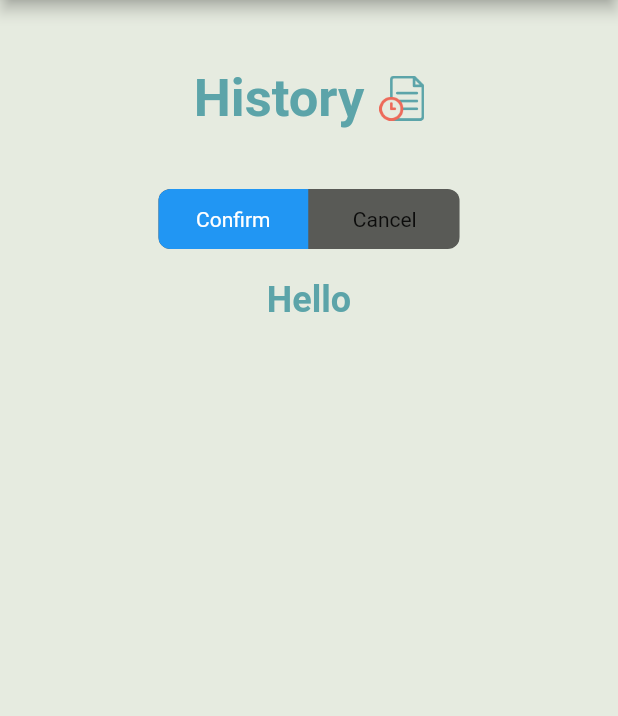
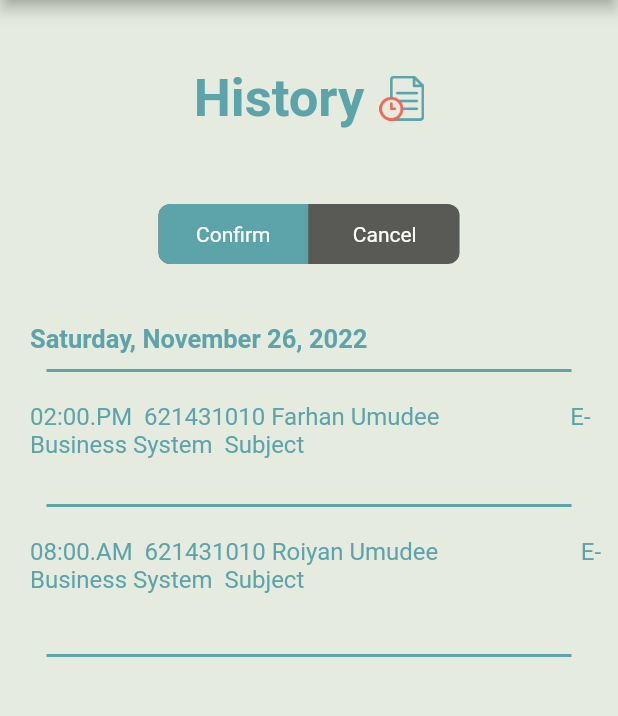
Before and after one commit to robbanee77/flutter_application_1, a Flutter app: the History screen opened directly, after a tap on "Confirm", on a phone screen of 412 x 824 dp, the part 84-800 px from its top. Run offline on Flutter 3.47's test engine with Material 2 defaults, Android fonts, the phone set to English and light mode, and no system bars; drawn by our look-alikes of toggle_switch; our stand-ins replace firebase_auth, firebase_core, timeline_tile; accounts and stored records are empty.

Commit message:
Update histoff.dart

```diff
--- a/lib/screen/histoff.dart
+++ b/lib/screen/histoff.dart
@@ -1,5 +1,10 @@
 import 'package:flutter/material.dart';
-import 'package:toggle_switch/toggle_switch.dart'; // นำเข้า ToggleSwitch
+import 'package:flutter_application_1/screen/request.dart';
+import 'package:toggle_switch/toggle_switch.dart';
+
+void main() {
+  runApp(MaterialApp(home: History()));
+}
 
 class History extends StatefulWidget {
   const History({Key? key}) : super(key: key);
@@ -9,8 +14,13 @@ class History extends StatefulWidget {
 }
 
 class _HistoryState extends State<History> {
-  int selectedIndex = 0; // เพิ่มตัวแปรสำหรับเก็บสถานะของ Toggle Buttons
-  String displayText = ''; // เพิ่มตัวแปรสำหรับแสดงข้อความบน UI
+  int selectedIndex = 0;
+  String displayText = '';
+  bool showLine = false;
+  bool isCancelButtonSelected =
+      false; // เพิ่มตัวแปรสำหรับตรวจสอบการเลือก "Cancel"
+  bool isBerahengButtonVisible =
+      false; // เพิ่มตัวแปรสำหรับการแสดงปุ่ม "beraheng"
 
   @override
   Widget build(BuildContext context) {
@@ -58,35 +68,159 @@ class _HistoryState extends State<History> {
                 ],
               ),
             ),
-            SizedBox(
-              height: 20,
-            ),
+            SizedBox(height: 30),
             ToggleSwitch(
-              // เพิ่ม Toggle Buttons ที่นี่
               minWidth: 100.0,
               initialLabelIndex: selectedIndex,
               labels: ['Confirm', 'Cancel'],
+              activeBgColor: [Color(0xFF5ca4a9)], // สีพื้นหลังปุ่ม "Confirm"
+              activeFgColor: Colors.white, // สีข้อความปุ่ม "Confirm"
+              //inactiveBgColor: [Color(0xFFed6a5a)], // สีพื้นหลังปุ่ม "Cancel"
+              inactiveFgColor: Colors.white, // สีข้อความปุ่ม "Cancel"
               onToggle: (index) {
                 setState(() {
                   selectedIndex = index!;
-                  // เปลี่ยนข้อความที่จะแสดงบน UI ตามที่เลือก
                   if (selectedIndex == 0) {
-                    displayText = 'Hello';
+                    displayText = 'Saturday, November 26, 2022';
+                    showLine = true;
+                    isCancelButtonSelected = false;
+                    isBerahengButtonVisible = false;
                   } else if (selectedIndex == 1) {
-                    displayText = 'Love';
+                    displayText = 'Monday , August 17, 2022';
+                    displayText = 'Sunnday , August 17, 2022';
+                    showLine = true;
+                    isCancelButtonSelected = true;
+                    isBerahengButtonVisible = true;
                   }
                 });
               },
             ),
-            SizedBox(height: 20),
-            Text(
-              displayText, // แสดงข้อความบน UI ตามที่เลือกจาก Toggle Switch
-              style: TextStyle(
-                fontSize: 24,
-                fontWeight: FontWeight.bold,
+            SizedBox(height: 40),
+            SizedBox(
+              width: double.infinity,
+              child: Padding(
+                padding: const EdgeInsets.only(left: 20),
+                child: Text(
+                  displayText,
+                  style: TextStyle(
+                    fontSize: 17,
+                    fontWeight: FontWeight.bold,
+                    color: Color(0xFF5ca4a9),
+                  ),
+                ),
+              ),
+            ),
+            if (showLine) SizedBox(height: 10),
+            if (showLine)
+              Container(
+                width: 350,
+                height: 2,
                 color: Color(0xFF5ca4a9),
               ),
-            ),
+            SizedBox(height: 20),
+            if (showLine)
+              SizedBox(
+                width: double.infinity,
+                child: Padding(
+                  padding: const EdgeInsets.only(left: 20),
+                  child: Text(
+                    selectedIndex == 0
+                        ? '02:00.PM  621431010 Farhan Umudee                      E-Business System  Subject '
+                        : '09:20.AM  621431171 Basree Weadaoh                     E-Business System  Subject ',
+                    style: TextStyle(
+                      fontSize: 16,
+                      color: Color(0xFF5ca4a9),
+                    ),
+                  ),
+                ),
+              ),
+            SizedBox(height: 20),
+            if (showLine &&
+                isBerahengButtonVisible) // ตรวจสอบการแสดงปุ่ม "beraheng"
+              Row(
+                mainAxisAlignment: MainAxisAlignment.center,
+                children: [
+                  ElevatedButton(
+                    onPressed: () {
+                      Navigator.push(
+                          context,
+                          MaterialPageRoute(
+                            builder: ((context) => request()),
+                          ));
+                      // การกระทำเมื่อปุ่ม "beraheng" ถูกกด
+                    },
+                    child: Text(
+                      'Edit',
+                      style: TextStyle(
+                        color: Colors.white,
+                      ),
+                    ),
+                    style: ElevatedButton.styleFrom(
+                      primary: Color(0xFF5ca4a9),
+                    ),
+                  ),
+                ],
+              ),
+
+            //box two
+            if (showLine) SizedBox(height: 10),
+            if (showLine)
+              Container(
+                width: 350,
+                height: 2,
+                color: Color(0xFF5ca4a9),
+              ),
+            SizedBox(height: 20),
+            if (showLine)
+              SizedBox(
+                width: double.infinity,
+                child: Padding(
+                  padding: const EdgeInsets.only(left: 20),
+                  child: Text(
+                    selectedIndex == 0
+                        ? '08:00.AM  621431010 Roiyan Umudee                        E-Business System  Subject '
+                        : '03:20.PM  621431121 Fatiimoh hajiarong                   E-Business System  Subject ',
+                    style: TextStyle(
+                      fontSize: 16,
+                      color: Color(0xFF5ca4a9),
+                    ),
+                  ),
+                ),
+              ),
+            SizedBox(height: 20),
+            if (showLine &&
+                isBerahengButtonVisible) // ตรวจสอบการแสดงปุ่ม "beraheng"
+              Row(
+                mainAxisAlignment: MainAxisAlignment.center,
+                children: [
+                  ElevatedButton(
+                    onPressed: () {
+                      Navigator.push(
+                          context,
+                          MaterialPageRoute(
+                            builder: ((context) => request()),
+                          ));
+                      // การกระทำเมื่อปุ่ม "beraheng" ถูกกด
+                    },
+                    child: Text(
+                      'Edit',
+                      style: TextStyle(
+                        color: Colors.white,
+                      ),
+                    ),
+                    style: ElevatedButton.styleFrom(
+                      primary: Color(0xFF5ca4a9),
+                    ),
+                  ),
+                ],
+              ),
+            if (showLine) SizedBox(height: 20),
+            if (showLine)
+              Container(
+                width: 350,
+                height: 2,
+                color: Color(0xFF5ca4a9),
+              ),
           ],
         ),
       ),
```
